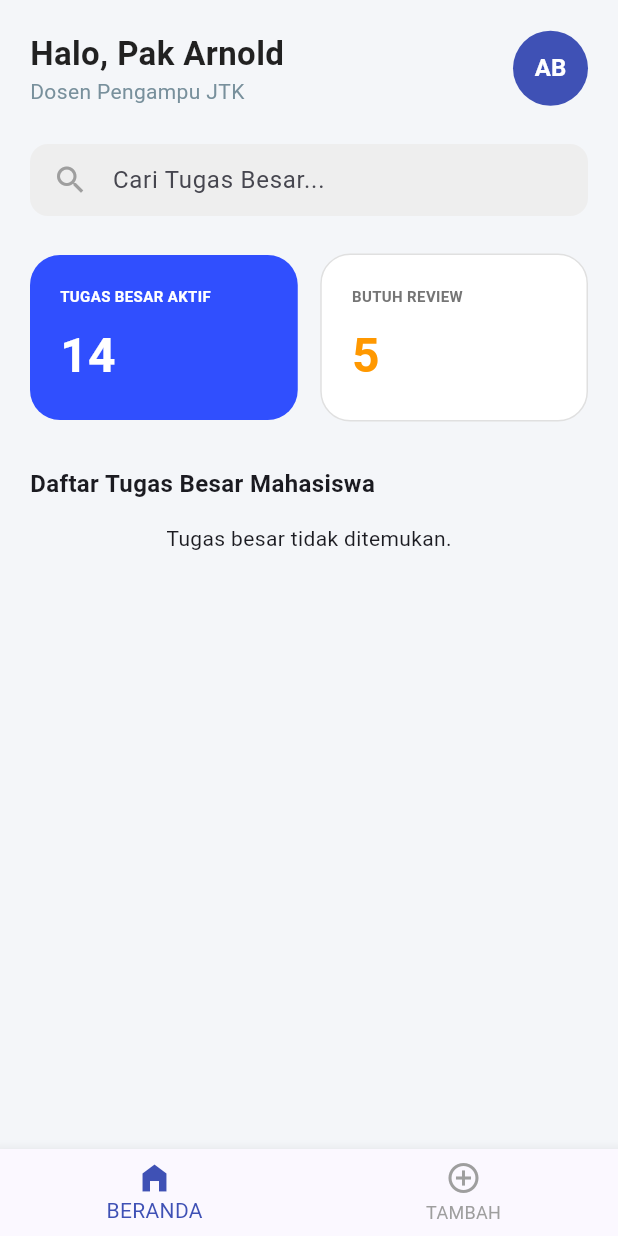
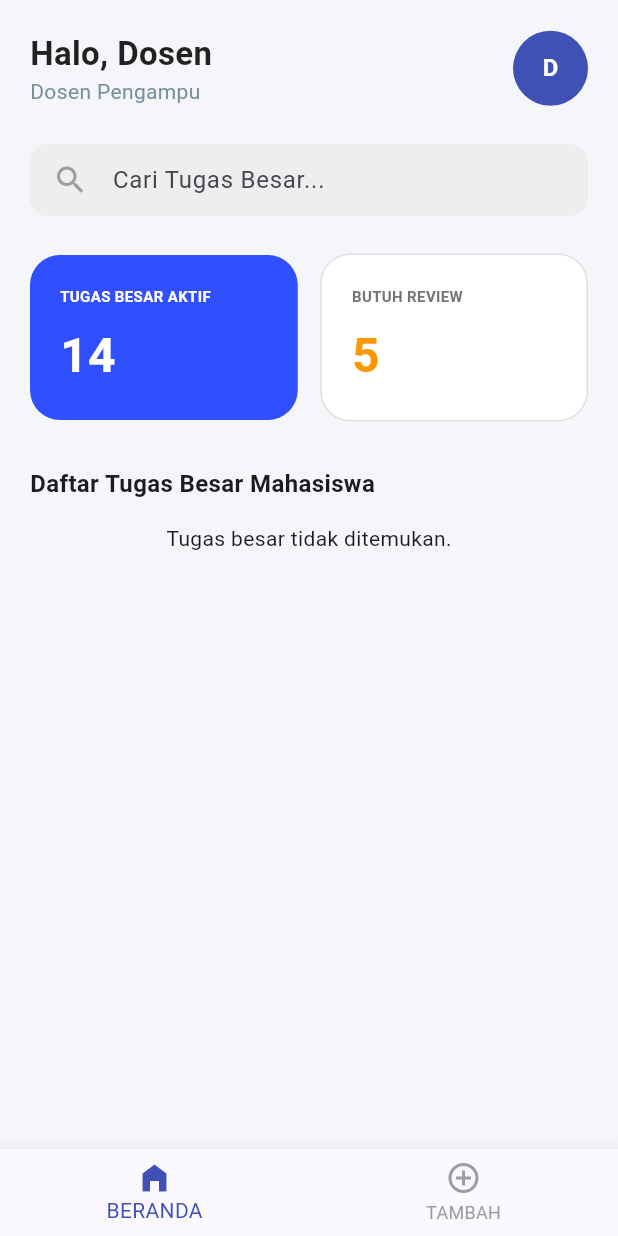
Before and after one commit to goks29/proyek4-Academic-Project-Monitoring-System, a Flutter app: the screen it shows after launch, on a phone screen of 412 x 824 dp. Run offline on Flutter 3.47's test engine with Material 3 defaults, Android fonts, the phone set to English and light mode, and no system bars; our stand-ins replace flutter_dotenv, hive, supabase_flutter; accounts and stored records are empty.

Commit message:
feat: add feature of profile and make button to logout without logic and make dynamic name

```diff
--- a/lib/features/academic/lecturer/view/lecturer_view.dart
+++ b/lib/features/academic/lecturer/view/lecturer_view.dart
@@ -60,11 +60,11 @@ class _LecturerViewState extends State<LecturerView> {
             children: [
               const SizedBox(height: 20),
 
-              // 1. Header Global
               LecturerHeader(
                 selectedProject: _selectedProject,
                 selectedWorkspace: null,
                 onBackPressed: _handleBackNavigation,
+                controller: _controller,
               ),
               const SizedBox(height: 25),
 
--- a/lib/features/academic/lecturer/widgets/lecturer_header.dart
+++ b/lib/features/academic/lecturer/widgets/lecturer_header.dart
@@ -2,21 +2,41 @@
 import 'package:flutter/material.dart';
 import '../../../../models/project_model.dart';
 import '../../../../models/workspace_model.dart';
+import '../../../../models/user_model.dart';
+import '../view/profile_view.dart';
+import '../lecturer_controller.dart'; // import controller
 
 class LecturerHeader extends StatelessWidget {
   final ProjectModel? selectedProject;
   final WorkspaceModel? selectedWorkspace;
   final VoidCallback onBackPressed;
+  final LecturerController controller; // Tambahan parameter controller
 
   const LecturerHeader({
     super.key,
     required this.selectedProject,
     required this.selectedWorkspace,
     required this.onBackPressed,
+    required this.controller,
   });
+
+  String _getInitials(String name) {
+    if (name.isEmpty) return "?";
+    List<String> parts = name.trim().split(RegExp(r'\s+'));
+    if (parts.length == 1) return parts[0][0].toUpperCase();
+    return (parts[0][0] + parts[1][0]).toUpperCase();
+  }
 
   @override
   Widget build(BuildContext context) {
+    return FutureBuilder<UserModel?>(
+      future: controller.getCurrentUserProfile(),
+      builder: (context, snapshot) {
+
+        final user = snapshot.data;
+        final String name = user?.fullName ?? "Dosen";
+        final String initials = _getInitials(name);
+
         return Row(
           mainAxisAlignment: MainAxisAlignment.spaceBetween,
           children: [
@@ -34,7 +54,7 @@ class LecturerHeader extends StatelessWidget {
                         ? "Profil Kelompok"
                         : selectedProject != null
                             ? "Detail Proyek"
-                        : "Halo, Pak Arnold",
+                            : "Halo, $name", // ---> NAMA DINAMIS DARI DATABASE <---
                     style: const TextStyle(fontSize: 22, fontWeight: FontWeight.bold, color: Colors.black87),
                     overflow: TextOverflow.ellipsis,
                   ),
@@ -43,19 +63,31 @@ class LecturerHeader extends StatelessWidget {
                         ? selectedWorkspace!.teamName
                         : selectedProject != null
                             ? selectedProject!.title
-                        : "Dosen Pengampu JTK",
+                            : "Dosen Pengampu", // Teks disesuaikan
                     style: TextStyle(color: Colors.blueGrey[400], fontSize: 14),
                     overflow: TextOverflow.ellipsis,
                   ),
                 ],
               ),
             ),
-        const CircleAvatar(
+
+            GestureDetector(
+              onTap: () {
+                Navigator.push(
+                  context,
+                  // Lempar controller ke halaman profil
+                  MaterialPageRoute(builder: (context) => ProfileView(controller: controller)),
+                );
+              },
+              child: CircleAvatar(
                 radius: 25,
                 backgroundColor: Colors.indigo,
-          child: Text("AB", style: TextStyle(color: Colors.white, fontWeight: FontWeight.bold)),
+                child: Text(initials, style: const TextStyle(color: Colors.white, fontWeight: FontWeight.bold)),
+              ),
             ),
           ],
         );
       }
+    );
   }
+}
```
Also changed, not shown: lib/features/academic/lecturer/lecturer_controller.dart (+12 -5 lines), lib/features/academic/lecturer/view/profile_view.dart (added, +149 -0 lines). Lines whose indentation alone changed are shown as unchanged.
